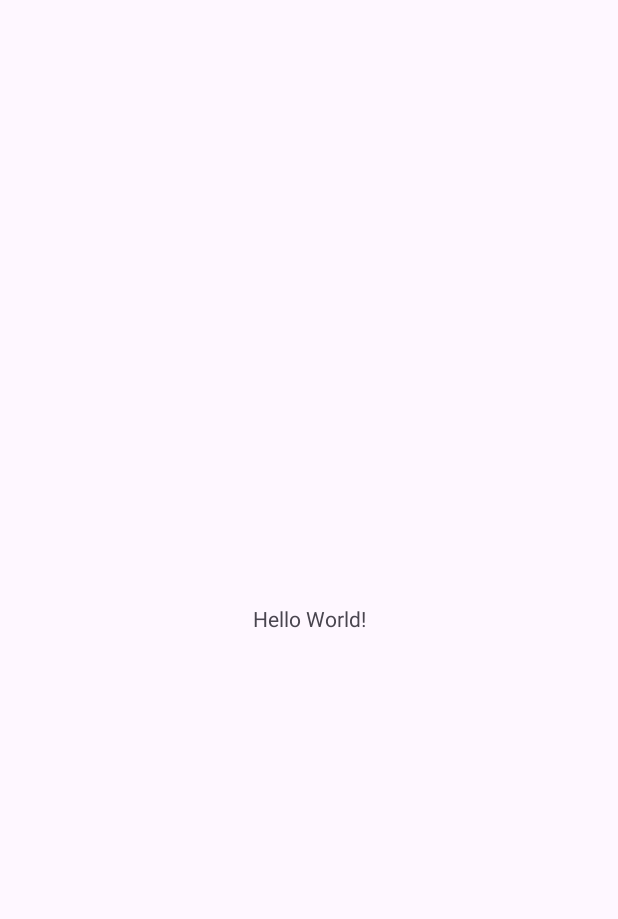
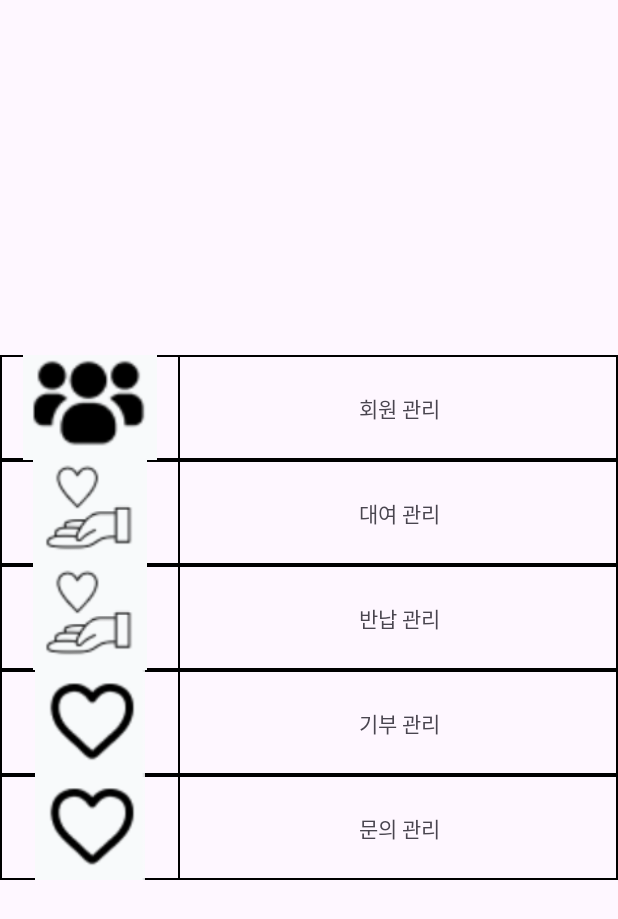
Before and after one commit to lyh990517/um_project_admin, an Android app: the screen it shows after launch (MainActivity), on a phone screen of 412 x 824 dp. Before the commit the part shown is almost empty. Shown: the top 919 px of the screen. Run offline under Robolectric (Android 15) with nearby library versions, the phone set to English and light mode, and no system bars.

Commit message:
메인 페이지 작성

```diff
--- /dev/null
+++ b/app/src/main/res/drawable/content_item.xml
@@ -0,0 +1,7 @@
+<?xml version="1.0" encoding="utf-8"?>
+<shape xmlns:android="http://schemas.android.com/apk/res/android"
+    android:shape="rectangle">
+    <stroke
+        android:width="1dp"
+        android:color="@color/black" />
+</shape>
--- a/app/src/main/res/layout/activity_main.xml
+++ b/app/src/main/res/layout/activity_main.xml
@@ -1,18 +1,131 @@
 <?xml version="1.0" encoding="utf-8"?>
-<androidx.constraintlayout.widget.ConstraintLayout xmlns:android="http://schemas.android.com/apk/res/android"
+<LinearLayout xmlns:android="http://schemas.android.com/apk/res/android"
     xmlns:app="http://schemas.android.com/apk/res-auto"
     xmlns:tools="http://schemas.android.com/tools"
     android:layout_width="match_parent"
     android:layout_height="match_parent"
+    android:gravity="center_vertical"
+    android:orientation="vertical"
     tools:context=".MainActivity">
+
+    <androidx.constraintlayout.widget.ConstraintLayout
+        android:id="@+id/mange_1"
+        android:layout_width="match_parent"
+        android:layout_height="70dp"
+        android:background="@drawable/content_item">
+
+        <ImageView
+            android:id="@+id/image1"
+            android:layout_width="120dp"
+            android:layout_height="match_parent"
+            android:background="@drawable/content_item"
+            android:src="@drawable/user"
+            app:layout_constraintStart_toStartOf="parent" />
 
         <TextView
             android:layout_width="wrap_content"
             android:layout_height="wrap_content"
-        android:text="Hello World!"
+            android:text="회원 관리"
             app:layout_constraintBottom_toBottomOf="parent"
             app:layout_constraintEnd_toEndOf="parent"
-        app:layout_constraintStart_toStartOf="parent"
+            app:layout_constraintStart_toEndOf="@+id/image1"
             app:layout_constraintTop_toTopOf="parent" />
+    </androidx.constraintlayout.widget.ConstraintLayout>
 
+    <androidx.constraintlayout.widget.ConstraintLayout
+        android:id="@+id/mange_2"
+        android:layout_width="match_parent"
+        android:layout_height="70dp"
+        android:background="@drawable/content_item">
+
+        <ImageView
+            android:id="@+id/image2"
+            android:layout_width="120dp"
+            android:layout_height="match_parent"
+            android:background="@drawable/content_item"
+            android:src="@drawable/giving"
+            app:layout_constraintStart_toStartOf="parent" />
+
+        <TextView
+            android:layout_width="wrap_content"
+            android:layout_height="wrap_content"
+            android:text="대여 관리"
+            app:layout_constraintBottom_toBottomOf="parent"
+            app:layout_constraintEnd_toEndOf="parent"
+            app:layout_constraintStart_toEndOf="@+id/image2"
+            app:layout_constraintTop_toTopOf="parent" />
     </androidx.constraintlayout.widget.ConstraintLayout>
+
+    <androidx.constraintlayout.widget.ConstraintLayout
+        android:id="@+id/mange_3"
+        android:layout_width="match_parent"
+        android:layout_height="70dp"
+        android:background="@drawable/content_item">
+
+        <ImageView
+            android:id="@+id/image3"
+            android:layout_width="120dp"
+            android:layout_height="match_parent"
+            android:background="@drawable/content_item"
+            android:src="@drawable/giving"
+            app:layout_constraintStart_toStartOf="parent" />
+
+        <TextView
+            android:layout_width="wrap_content"
+            android:layout_height="wrap_content"
+            android:text="반납 관리"
+            app:layout_constraintBottom_toBottomOf="parent"
+            app:layout_constraintEnd_toEndOf="parent"
+            app:layout_constraintStart_toEndOf="@+id/image3"
+            app:layout_constraintTop_toTopOf="parent" />
+    </androidx.constraintlayout.widget.ConstraintLayout>
+
+    <androidx.constraintlayout.widget.ConstraintLayout
+        android:id="@+id/mange_4"
+        android:layout_width="match_parent"
+        android:layout_height="70dp"
+        android:background="@drawable/content_item">
+
+        <ImageView
+            android:id="@+id/image4"
+            android:layout_width="120dp"
+            android:layout_height="match_parent"
+            android:background="@drawable/content_item"
+            android:src="@drawable/ask"
+            app:layout_constraintStart_toStartOf="parent" />
+
+        <TextView
+            android:layout_width="wrap_content"
+            android:layout_height="wrap_content"
+            android:text="기부 관리"
+            app:layout_constraintBottom_toBottomOf="parent"
+            app:layout_constraintEnd_toEndOf="parent"
+            app:layout_constraintStart_toEndOf="@+id/image4"
+            app:layout_constraintTop_toTopOf="parent" />
+    </androidx.constraintlayout.widget.ConstraintLayout>
+
+
+    <androidx.constraintlayout.widget.ConstraintLayout
+        android:id="@+id/mange_5"
+        android:layout_width="match_parent"
+        android:layout_height="70dp"
+        android:background="@drawable/content_item">
+
+        <ImageView
+            android:id="@+id/image5"
+            android:layout_width="120dp"
+            android:layout_height="match_parent"
+            android:background="@drawable/content_item"
+            android:src="@drawable/ask"
+            app:layout_constraintStart_toStartOf="parent" />
+
+        <TextView
+            android:layout_width="wrap_content"
+            android:layout_height="wrap_content"
+            android:text="문의 관리"
+            app:layout_constraintBottom_toBottomOf="parent"
+            app:layout_constraintEnd_toEndOf="parent"
+            app:layout_constraintStart_toEndOf="@+id/image5"
+            app:layout_constraintTop_toTopOf="parent" />
+    </androidx.constraintlayout.widget.ConstraintLayout>
+</LinearLayout>
```
Also changed, not shown: app/src/main/res/drawable/ask.png (added), app/src/main/res/drawable/giving.png (added), app/src/main/res/drawable/user.png (added). Lines whose indentation alone changed are shown as unchanged.
